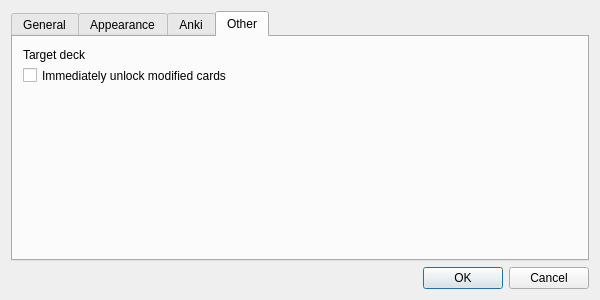
The window that ui/preferences.ui (FooSoft/yomichan-anki) describes before a commit, drawn with Qt 5.
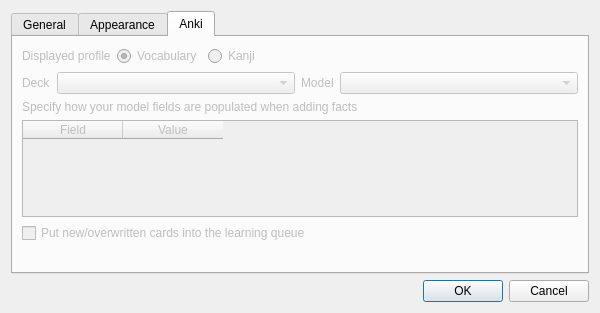
The same window after the commit.

```diff
--- a/ui/preferences.ui
+++ b/ui/preferences.ui
@@ -7,7 +7,7 @@
     <x>0</x>
     <y>0</y>
     <width>600</width>
-    <height>300</height>
+    <height>313</height>
    </rect>
   </property>
   <property name="windowTitle">
@@ -17,7 +17,7 @@
    <item>
     <widget class="QTabWidget" name="tabWidget">
      <property name="currentIndex">
-      <number>3</number>
+      <number>2</number>
      </property>
      <widget class="QWidget" name="tabGeneral">
       <attribute name="title">
@@ -274,6 +274,16 @@
          </column>
         </widget>
        </item>
+       <item>
+        <layout class="QHBoxLayout" name="horizontalLayout_4"/>
+       </item>
+       <item>
+        <widget class="QCheckBox" name="checkUnlockVocab">
+         <property name="text">
+          <string>Put new/overwritten cards into the learning queue</string>
+         </property>
+        </widget>
+       </item>
        <item>
         <widget class="QLabel" name="labelTags">
          <property name="text">
@@ -283,37 +293,6 @@
        </item>
       </layout>
      </widget>
-     <widget class="QWidget" name="tabSubs">
-      <attribute name="title">
-       <string>Other</string>
-      </attribute>
-      <widget class="QLabel" name="label_5">
-       <property name="geometry">
-        <rect>
-         <x>10</x>
-         <y>10</y>
-         <width>141</width>
-         <height>16</height>
-        </rect>
-       </property>
-       <property name="text">
-        <string>Target deck</string>
-       </property>
-      </widget>
-      <widget class="QCheckBox" name="checkUnlockVocab">
-       <property name="geometry">
-        <rect>
-         <x>10</x>
-         <y>30</y>
-         <width>207</width>
-         <height>17</height>
-        </rect>
-       </property>
-       <property name="text">
-        <string>Immediately unlock modified cards</string>
-       </property>
-      </widget>
-     </widget>
     </widget>
    </item>
    <item>
```
